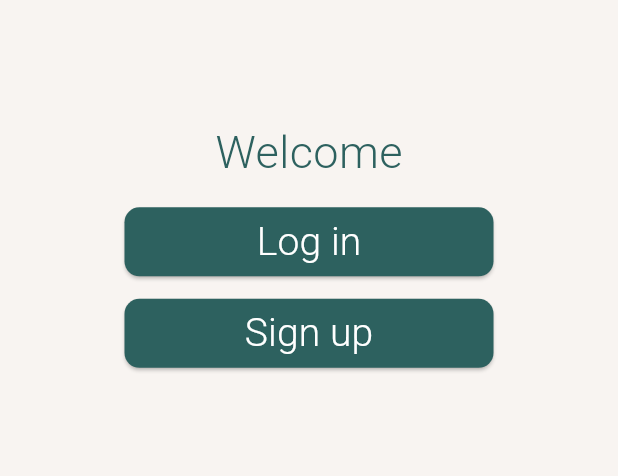
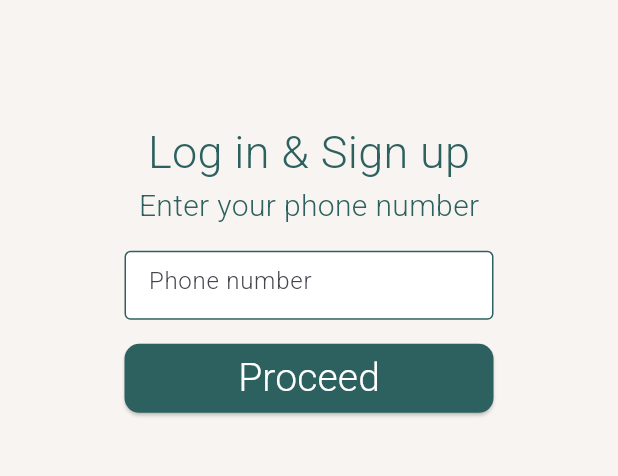
Before and after one commit to karmihkr/Sayohat, a Flutter app: the screen it shows after launch, on a phone screen of 412 x 824 dp, the part 596-1072 px from its top. Run offline on Flutter 3.47's test engine with Material 3 defaults, Android fonts, the phone set to English and light mode, and no system bars; our stand-ins replace shared_preferences; missing offline and left inert: pattern_formatter.

Commit message:
feat: universal login, persistent in-app storage

```diff
--- a/frontend/lib/main.dart
+++ b/frontend/lib/main.dart
@@ -1,4 +1,5 @@
 import 'package:flutter/material.dart';
+import 'package:sayohat/project_settings.dart';
 import 'package:sayohat/screens/registration-screens/phone_number_screen.dart';
 import 'package:sayohat/screens/registration-screens/sms_code_screen.dart';
 import 'package:sayohat/screens/registration-screens/name_surname_screen.dart';
@@ -6,10 +7,14 @@ import 'package:sayohat/screens/registration-screens/password_screen.dart';
 import 'package:sayohat/screens/tabs-main-screens/main_hub_screen.dart';
 import 'package:sayohat/theme/app_colors.dart';
 import 'package:sayohat/welcome_screen.dart';
-import 'package:sayohat/screens/authorization-screens/phone_passwords_screen.dart';
+import 'package:sayohat/screens/authorization-screens/phone_screen.dart';
 import 'package:sayohat/screens/registration-screens/date_of_birth_screen.dart';
 
-void main() {
+String? phone;
+
+Future<void> main() async {
+  WidgetsFlutterBinding.ensureInitialized();
+  phone = await persistentStorage.getString("phone");
   runApp(const MyApp());
 }
 
@@ -25,14 +30,15 @@ class MyApp extends StatelessWidget {
       ),
       debugShowCheckedModeBanner: false,
       title: 'Sayohat Demo',
-      home: const WelcomeScreen(),
+      initialRoute: phone == null ? '/PhoneScreen' : '/WelcomeHub',
+      home: const PhoneScreen(),
       routes: {
+        '/PhoneScreen': (context) => const PhoneScreen(),
         '/RegistrationScreen': (context) => const RegistrationScreen(),
         '/VerificationScreen': (context) => const VerificationScreen(),
         '/NameSurnameScreen': (context) => const NameSurnameScreen(),
         '/BirthScreen': (context) => const DateOfBirthScreen(),
         '/PasswordScreen': (context) => const PasswordScreen(),
-        '/AuthorizationScreen': (context) => const PhonePasswordsScreen(),
         '/WelcomeHub': (context) => const WelcomeHub(),
       },
     );
--- a/frontend/lib/screens/registration-screens/confirm_phone_number_screen.dart
+++ b/frontend/lib/screens/registration-screens/confirm_phone_number_screen.dart
@@ -1,4 +1,6 @@
 import 'package:flutter/material.dart';
+import 'package:sayohat/project_settings.dart';
+import 'package:sayohat/screens/authorization-screens/phone_screen.dart';
 import 'package:sayohat/theme/app_colors.dart';
 import 'package:sayohat/widgets/app_name.dart';
 import 'package:sayohat/widgets/app_logo.dart';
@@ -86,7 +88,7 @@ class _GoBackButton extends StatelessWidget {
   Widget build(BuildContext context) {
     return ElevatedButton(
       onPressed: () {
-        Navigator.pushNamed(context, '/RegistrationScreen');
+        Navigator.pop(context);
       },
       style: ElevatedButton.styleFrom(
         minimumSize: Size(246, 46),
@@ -113,7 +115,11 @@ class _GoNextButton extends StatelessWidget {
     return ElevatedButton(
       onPressed: () {
         user.setPhone(pn);
-        Navigator.pushNamed(context, '/VerificationScreen');
+
+        if (checkIfProvidedNumberExists(user.phone)) {
+          persistentStorage.setString("phone", pn!);
+          Navigator.pushNamed(context, '/VerificationScreen');
+        }
       },
       style: ElevatedButton.styleFrom(
         minimumSize: Size(246, 46),
@@ -133,3 +139,7 @@ class _GoNextButton extends StatelessWidget {
     );
   }
 }
+
+bool checkIfProvidedNumberExists(String? number) {
+  return true;
+}
--- a/frontend/lib/welcome_screen.dart
+++ b/frontend/lib/welcome_screen.dart
@@ -67,7 +67,7 @@ class _PhoneNumberFormState extends State<_PhoneNumberFormAndButton> {
           height: 46,
           child: ElevatedButton(
             onPressed: () {
-              Navigator.pushNamed(context, '/AuthorizationScreen');
+              Navigator.pushNamed(context, '/PhoneScreen');
             },
             style: ElevatedButton.styleFrom(
               minimumSize: Size(246, 46),
--- a/frontend/pubspec.yaml
+++ b/frontend/pubspec.yaml
@@ -14,6 +14,7 @@ dependencies:
   pattern_formatter: ^4.0.0
   cupertino_icons: ^1.0.8
   http: ^1.4.0
+  shared_preferences: ^2.5.3
 
 dev_dependencies:
   flutter_test:
```
Also changed, not shown: frontend/lib/project_settings.example.dart (added, +10 -0 lines), frontend/lib/screens/authorization-screens/phone_screen.dart (renamed from frontend/lib/screens/authorization-screens/phone_passwords_screen.dart, +16 -13 lines), 1 other file.
